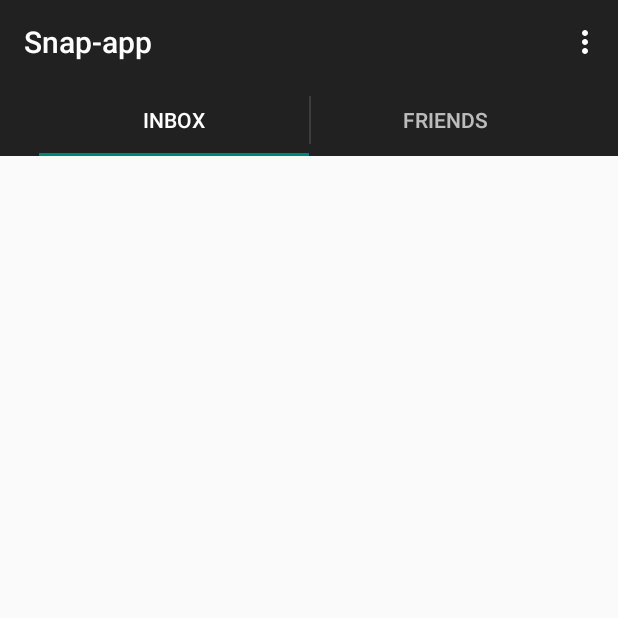
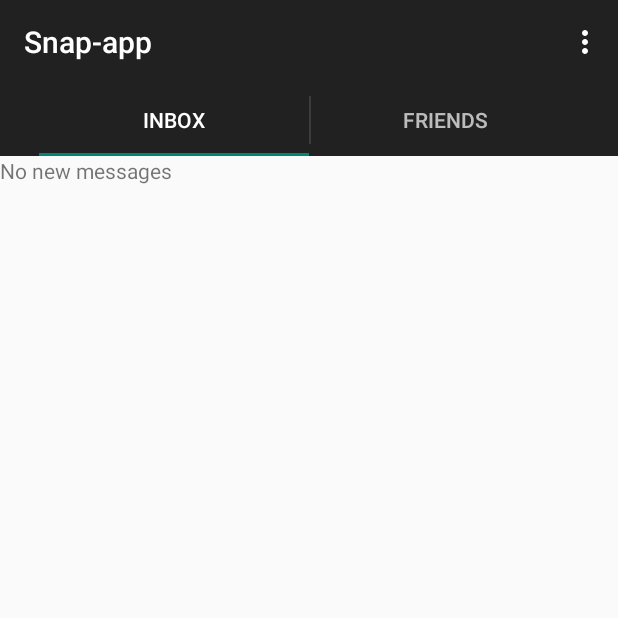
Before and after one commit to aman22275/snapApp, an Android app: the screen it shows after launch (MainActivity), on a phone screen of 412 x 824 dp, the top half of it. Run offline under Robolectric (Android 15) with nearby library versions, the phone set to English and light mode, and no system bars; libraries missing offline, so code that uses them is left out: com.parse; 5 statements that could not run were skipped.

Commit message:
initial commit

```diff
--- /dev/null
+++ b/app/src/main/java/com/example/singh/snap_app/FriendsFragment.java
@@ -0,0 +1,24 @@
+package com.example.singh.snap_app;
+
+import android.os.Bundle;
+import android.support.v4.app.ListFragment;
+import android.view.LayoutInflater;
+import android.view.View;
+import android.view.ViewGroup;
+
+/**
+ * Created by singh on 11/15/2015.
+ */
+public class FriendsFragment extends ListFragment {
+
+
+
+
+
+    @Override
+    public View onCreateView(LayoutInflater inflater, ViewGroup container,
+                             Bundle savedInstanceState) {
+        View rootView = inflater.inflate(R.layout.fragment_friends, container, false);
+        return rootView;
+    }
+}
--- /dev/null
+++ b/app/src/main/java/com/example/singh/snap_app/InboxFragment.java
@@ -0,0 +1,24 @@
+package com.example.singh.snap_app;
+
+import android.os.Bundle;
+import android.support.v4.app.ListFragment;
+import android.view.LayoutInflater;
+import android.view.View;
+import android.view.ViewGroup;
+
+/**
+ * Created by singh on 11/15/2015.
+ */
+public class InboxFragment extends ListFragment {
+
+
+
+
+
+    @Override
+    public View onCreateView(LayoutInflater inflater, ViewGroup container,
+                             Bundle savedInstanceState) {
+        View rootView = inflater.inflate(R.layout.fragment_inbox, container, false);
+        return rootView;
+    }
+}
--- a/app/src/main/java/com/example/singh/snap_app/MainActivity.java
+++ b/app/src/main/java/com/example/singh/snap_app/MainActivity.java
@@ -49,15 +49,13 @@ public class MainActivity extends AppCompatActivity implements ActionBar.TabList
 
         ParseUser current = new ParseUser();
 
-        if(current != null) {
+        if (current != null) {
 
             //Intent intent = new Intent(this, loginActivity.class);
             //intent.addFlags(Intent.FLAG_ACTIVITY_NEW_TASK);
             // intent.addFlags(Intent.FLAG_ACTIVITY_CLEAR_TASK);
             // startActivity(intent);
-        }
-        else
-        {
+        } else {
             Log.i(TAG, current.getUsername());
 
         }
@@ -107,16 +105,14 @@ public class MainActivity extends AppCompatActivity implements ActionBar.TabList
     }
 
     @Override
-    public boolean onOptionsItemSelected(MenuItem item)
-    {
+    public boolean onOptionsItemSelected(MenuItem item) {
         // Handle action bar item clicks here. The action bar will
         // automatically handle clicks on the Home/Up button, so long
         // as you specify a parent activity in AndroidManifest.xml.
         int id = item.getItemId();
 
         //noinspection SimplifiableIfStatement
-        if (id == R.id.logout_action)
-        {
+        if (id == R.id.logout_action) {
 
             ParseUser.logOut();
             // ParseUser currentUser = ParseUser.getCurrentUser();
@@ -146,37 +142,6 @@ public class MainActivity extends AppCompatActivity implements ActionBar.TabList
 
 
 
-    /**
-     * A placeholder fragment containing a simple view.
-     */
-    public static class PlaceholderFragment extends Fragment {
-        /**
-         * The fragment argument representing the section number for this
-         * fragment.
-         */
-        private static final String ARG_SECTION_NUMBER = "section_number";
 
-        /**
-         * Returns a new instance of this fragment for the given section
-         * number.
-         */
-        public static PlaceholderFragment newInstance(int sectionNumber) {
-            PlaceholderFragment fragment = new PlaceholderFragment();
-            Bundle args = new Bundle();
-            args.putInt(ARG_SECTION_NUMBER, sectionNumber);
-            fragment.setArguments(args);
-            return fragment;
-        }
-
-        public PlaceholderFragment() {
-        }
-
-        @Override
-        public View onCreateView(LayoutInflater inflater, ViewGroup container,
-                                 Bundle savedInstanceState) {
-            View rootView = inflater.inflate(R.layout.fragment_main, container, false);
-            return rootView;
-        }
-    }
 
 }
--- a/app/src/main/java/com/example/singh/snap_app/SectionsPagerAdapter.java
+++ b/app/src/main/java/com/example/singh/snap_app/SectionsPagerAdapter.java
@@ -30,7 +30,16 @@ public class SectionsPagerAdapter extends FragmentPagerAdapter {
     public Fragment getItem(int position) {
         // getItem is called to instantiate the fragment for the given page.
         // Return a PlaceholderFragment (defined as a static inner class below).
-        return MainActivity.PlaceholderFragment.newInstance(position + 1);
+     //return MainActivity.PlaceholderFragment.newInstance(position + 1);
+    //return null;
+        switch (position)
+        {
+              case 0 : return new InboxFragment();
+
+              case 1 : return new FriendsFragment();
+
+        }
+        return null;
     }
 
     @Override
--- /dev/null
+++ b/app/src/main/res/layout/fragment_friends.xml
@@ -0,0 +1,22 @@
+<RelativeLayout xmlns:android="http://schemas.android.com/apk/res/android"
+    xmlns:tools="http://schemas.android.com/tools" android:layout_width="match_parent"
+    android:layout_height="match_parent"
+
+
+    tools:context=".MainActivity$PlaceholderFragment">
+
+
+    <ListView
+        android:layout_width="match_parent"
+        android:layout_height="match_parent"
+        android:id="@android:id/list"
+        android:layout_alignParentTop="true"
+        android:layout_alignParentLeft="true"
+        android:layout_alignParentStart="true" />
+
+    <TextView
+        android:layout_width="match_parent"
+        android:layout_height="wrap_content"
+        android:id="@android:id/empty"
+        android:text="@string/empty_friends_label"/>
+</RelativeLayout>
--- /dev/null
+++ b/app/src/main/res/layout/fragment_inbox.xml
@@ -0,0 +1,22 @@
+<RelativeLayout xmlns:android="http://schemas.android.com/apk/res/android"
+    xmlns:tools="http://schemas.android.com/tools" android:layout_width="match_parent"
+    android:layout_height="match_parent"
+
+
+    tools:context=".MainActivity$PlaceholderFragment">
+
+
+    <ListView
+        android:layout_width="match_parent"
+        android:layout_height="match_parent"
+        android:id="@android:id/list"
+        android:layout_alignParentTop="true"
+        android:layout_alignParentLeft="true"
+        android:layout_alignParentStart="true" />
+
+    <TextView
+        android:layout_width="match_parent"
+        android:layout_height="wrap_content"
+        android:id="@android:id/empty"
+        android:text="@string/empty_inbox_label"/>
+</RelativeLayout>
--- a/app/src/main/res/layout/fragment_main.xml
+++ /dev/null
@@ -1,12 +0,0 @@
-<RelativeLayout xmlns:android="http://schemas.android.com/apk/res/android"
-    xmlns:tools="http://schemas.android.com/tools" android:layout_width="match_parent"
-    android:layout_height="match_parent" android:paddingLeft="@dimen/activity_horizontal_margin"
-    android:paddingRight="@dimen/activity_horizontal_margin"
-    android:paddingTop="@dimen/activity_vertical_margin"
-    android:paddingBottom="@dimen/activity_vertical_margin"
-    tools:context=".MainActivity$PlaceholderFragment">
-
-    <TextView android:id="@+id/section_label" android:layout_width="wrap_content"
-        android:layout_height="wrap_content" />
-
-</RelativeLayout>
--- a/app/src/main/res/values/strings.xml
+++ b/app/src/main/res/values/strings.xml
@@ -20,4 +20,6 @@
     <string name="signup_dialog_error_message">Please make sue you enter Username , password or email</string>
 <string name="signup_dialog_title">oopsss!!!</string>
     <string name="menu_logout_label">Logout</string>
+    <string name="empty_inbox_label">No new messages</string>
+    <string name="empty_friends_label">No friends </string>
 </resources>
```
Lines whose indentation alone changed are shown as unchanged.
